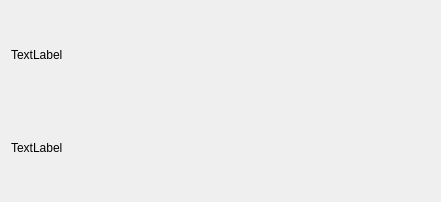
Above: src/client/gui/roomplayeritem.ui from sush/Live-Jamming before the change. Below: the same form after it.
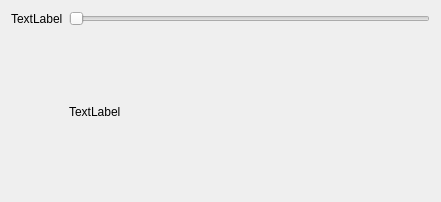
That is the form after the change. Custom widgets are drawn as their Qt base class.

Commit message: retrait de l'erreur de compile

Diff of the .ui file:
```diff
--- a/src/client/gui/roomplayeritem.ui
+++ b/src/client/gui/roomplayeritem.ui
@@ -14,9 +14,6 @@
    <string>Form</string>
   </property>
   <layout class="QGridLayout" name="gridLayout">
-   <item row="0" column="1">
-    <widget class="Phonon::VolumeSlider" name="volumeSlider"/>
-   </item>
    <item row="0" column="0">
     <widget class="QLabel" name="userPic">
      <property name="text">
@@ -24,7 +21,14 @@
      </property>
     </widget>
    </item>
-   <item row="1" column="0" colspan="2">
+   <item row="0" column="1">
+    <widget class="QSlider" name="horizontalSlider">
+     <property name="orientation">
+      <enum>Qt::Horizontal</enum>
+     </property>
+    </widget>
+   </item>
+   <item row="1" column="1">
     <widget class="QLabel" name="spectrum">
      <property name="text">
       <string>TextLabel</string>
@@ -33,13 +37,6 @@
    </item>
   </layout>
  </widget>
- <customwidgets>
-  <customwidget>
-   <class>Phonon::VolumeSlider</class>
-   <extends>QWidget</extends>
-   <header location="global">phonon/volumeslider.h</header>
-  </customwidget>
- </customwidgets>
  <resources/>
  <connections/>
 </ui>
```
